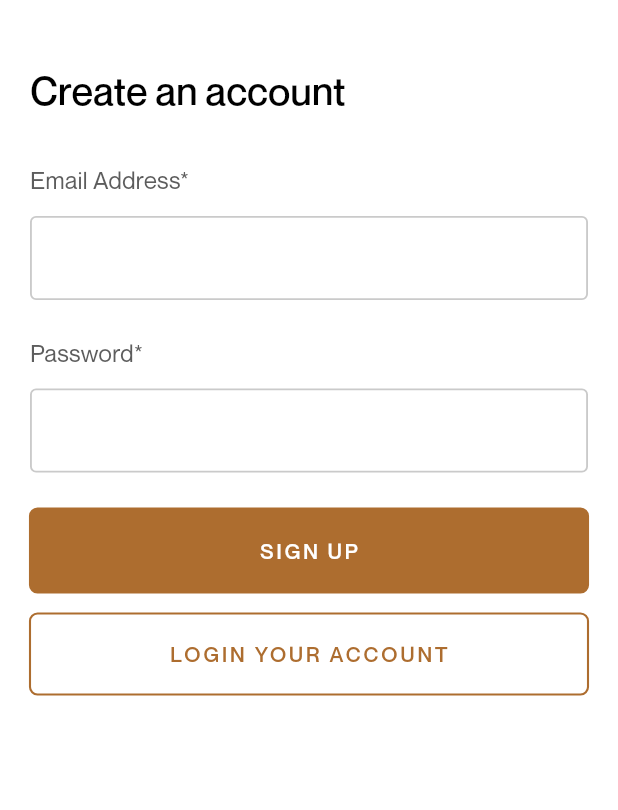
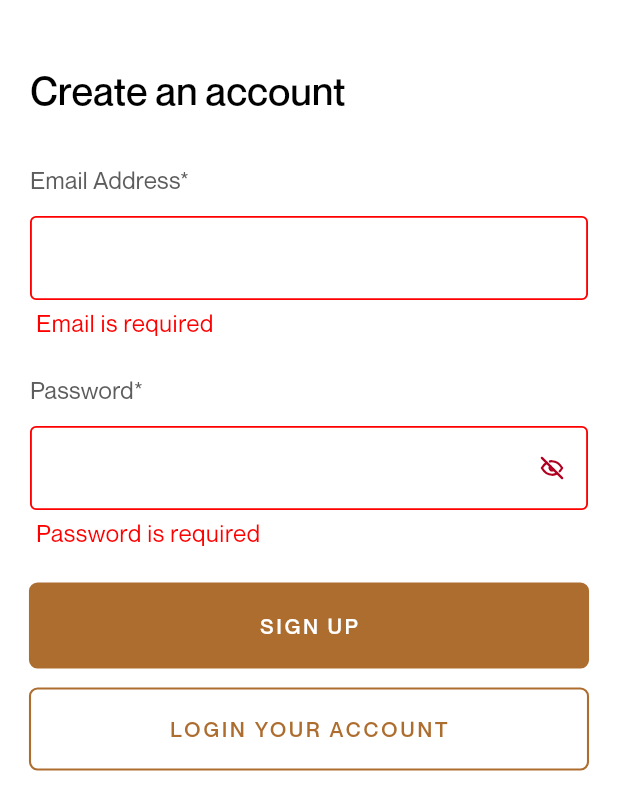
Before and after one commit to devwraithe/fineline_coffee, a Flutter app: the RegisterScreen screen opened by its route, after a tap on "SIGN UP", on a phone screen of 412 x 824 dp. Shown: the top 810 px of the screen. Run offline on Flutter 3.47's test engine with Material 3 defaults, Android fonts, the phone set to English and light mode, and no system bars; our stand-ins replace another_flushbar, cached_network_image, dartz, equatable, firebase_auth, firebase_core and 7 more; accounts and stored records are empty.

Commit message:
feat: register

```diff
--- a/lib/app/features/authentication/data/auth_repository_impl.dart
+++ b/lib/app/features/authentication/data/auth_repository_impl.dart
@@ -61,11 +61,11 @@ class AuthRepositoryImpl implements AuthRepository {
         return Left(Failure(Constants.unknownError));
       }
     } on SocketException catch (_) {
-      throw ConnectionException(Constants.socketError);
+      return Left(Failure(Constants.socketError));
     } on TimeoutException catch (_) {
-      throw ConnectionException(Constants.timeoutError);
+      return Left(Failure(Constants.timeoutError));
     } catch (e) {
-      throw ServerException(Constants.unknownError);
+      return Left(Failure(e.toString()));
     }
   }
 
--- a/lib/app/features/authentication/presentation/register/register_screen.dart
+++ b/lib/app/features/authentication/presentation/register/register_screen.dart
@@ -1,8 +1,13 @@
 import 'package:fineline_coffee/app/core/utilities/helpers/ui_helpers.dart';
+import 'package:fineline_coffee/app/features/authentication/presentation/register/cubit/register_cubit.dart';
 import 'package:flutter/material.dart';
+import 'package:flutter_bloc/flutter_bloc.dart';
 import 'package:go_router/go_router.dart';
 
 import '../../../../core/theme/text_theme.dart';
+import '../../../../core/utilities/helpers/constants.dart';
+import '../../../../core/utilities/helpers/validator.dart';
+import 'cubit/register_state.dart';
 
 class RegisterScreen extends StatefulWidget {
   const RegisterScreen({super.key});
@@ -12,6 +17,30 @@ class RegisterScreen extends StatefulWidget {
 }
 
 class _RegisterScreenState extends State<RegisterScreen> {
+  final _key = GlobalKey<FormState>(debugLabel: 'register');
+
+  final Map<String, dynamic> data = {
+    "email": "",
+    "password": "",
+  };
+
+  // how and hide password
+  bool _obscureText = true;
+  void _togglePassword() {
+    setState(() => _obscureText = !_obscureText);
+  }
+
+  void _submit() async {
+    FocusManager.instance.primaryFocus?.unfocus();
+
+    final formState = _key.currentState!;
+
+    if (formState.validate()) {
+      formState.save();
+      BlocProvider.of<RegisterCubit>(context).register(data);
+    }
+  }
+
   @override
   Widget build(BuildContext context) {
     const text = AppTextTheme.textTheme;
@@ -34,26 +63,60 @@ class _RegisterScreenState extends State<RegisterScreen> {
               ),
               const SizedBox(height: 30),
               Form(
+                key: _key,
                 child: Column(
                   crossAxisAlignment: CrossAxisAlignment.start,
                   children: [
                     UiHelpers.inputField(
                       "Email Address*",
                       TextFormField(
+                        keyboardType: TextInputType.emailAddress,
                         decoration: UiHelpers.inputDecoration(),
+                        autovalidateMode: Constants.validateMode,
+                        onSaved: (v) => data['email'] = v,
+                        validator: (v) => ValidatorHelper.email(v),
                       ),
                     ),
                     const SizedBox(height: 24),
                     UiHelpers.inputField(
                       "Password*",
                       TextFormField(
-                        decoration: UiHelpers.inputDecoration(),
+                        decoration: InputDecoration(
+                          prefix: Constants.prefixSpace,
+                          suffixIcon: UiHelpers.switchPassword(
+                            () => _togglePassword(),
+                            _obscureText,
+                          ),
+                        ),
+                        autovalidateMode: Constants.validateMode,
+                        onSaved: (v) => data['password'] = v,
+                        validator: (v) => ValidatorHelper.password(v),
+                        obscureText: _obscureText ? true : false,
                       ),
                     ),
                     const SizedBox(height: 24),
                     FilledButton(
-                      onPressed: () {},
-                      child: const Text("SIGN UP"),
+                      onPressed: () => _submit(),
+                      child: BlocConsumer<RegisterCubit, RegisterState>(
+                        listener: (context, state) {
+                          if (state is RegisterError) {
+                            UiHelpers.errorFlush(
+                              state.message,
+                              context,
+                            );
+                          }
+                          if (state is RegisterSuccessful) {
+                            debugPrint("Register successful");
+                          }
+                        },
+                        builder: (context, state) {
+                          if (state is RegisterLoading) {
+                            return UiHelpers.loader();
+                          } else {
+                            return const Text("SIGN UP");
+                          }
+                        },
+                      ),
                     ),
                     const SizedBox(height: 14),
                     OutlinedButton(
```
